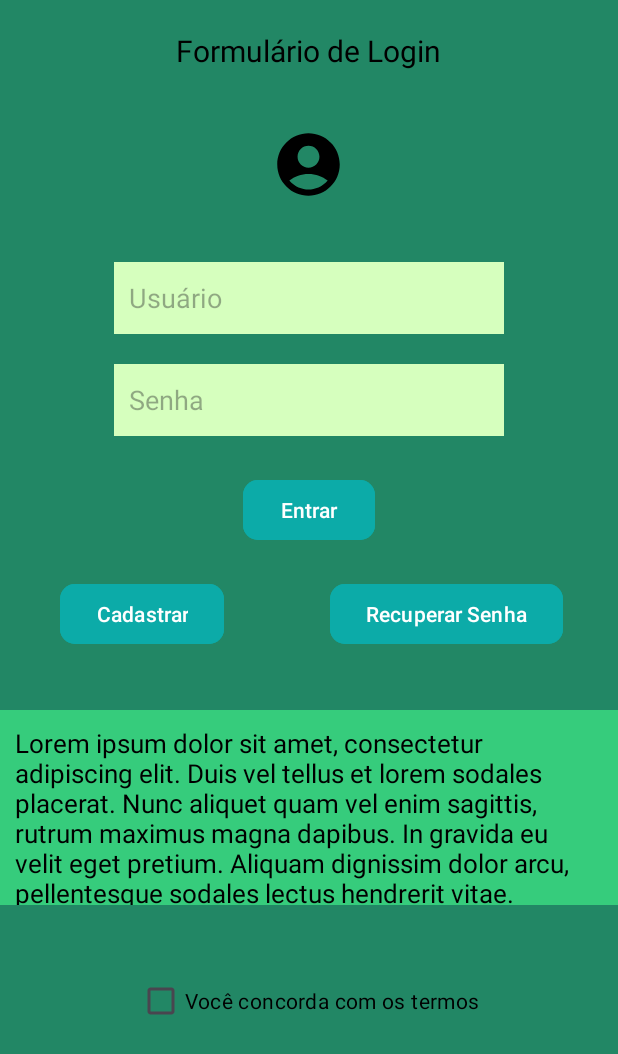
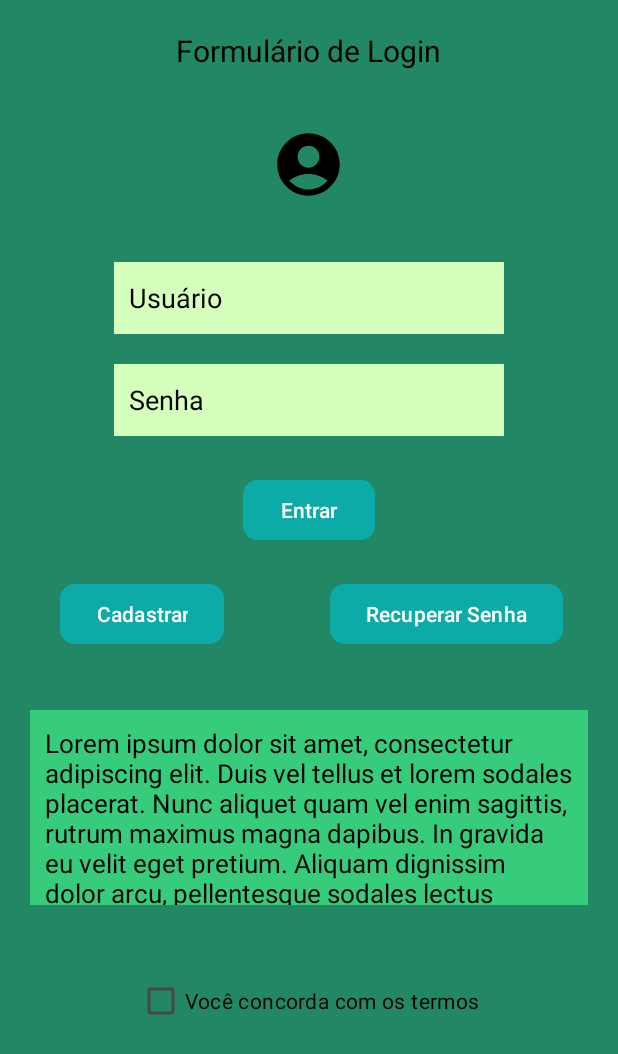
Before and after one commit to CaioPS03/AtividadeXML01, an Android app: the screen it shows after launch (MainActivity), on a phone screen of 412 x 824 dp. Shown: the top 1054 px of the screen. Run offline under Robolectric (Android 15) with nearby library versions, the phone set to English and light mode, and no system bars.

Commit message:
mudanças na main_activity

```diff
--- a/app/build.gradle.kts
+++ b/app/build.gradle.kts
@@ -34,7 +34,7 @@ android {
 
 dependencies {
 
-    implementation("androidx.core:core-ktx:1.12.0")
+    implementation("androidx.core:core-ktx:1.9.0")
     implementation("androidx.appcompat:appcompat:1.6.1")
     implementation("com.google.android.material:material:1.9.0")
     implementation("androidx.constraintlayout:constraintlayout:2.1.4")
--- a/app/src/main/java/com/example/myapplication/Icons.kt
+++ /dev/null
@@ -1,4 +0,0 @@
-package com.example.myapplication
-
-class Icons {
-}
--- a/app/src/main/res/layout/activity_main.xml
+++ b/app/src/main/res/layout/activity_main.xml
@@ -43,6 +43,8 @@
         android:paddingLeft="10dp"
         android:hint="@string/user"
         android:backgroundTint="@color/t_pallet4"
+        android:textColor="@color/black"
+        android:textColorHint="@color/black"
         />
 
     <EditText
@@ -56,6 +58,8 @@
         android:paddingLeft="10dp"
         android:hint="@string/password"
         android:backgroundTint="@color/t_pallet4"
+        android:textColor="@color/black"
+        android:textColorHint="@color/black"
         />
 
     <Button
@@ -100,6 +104,7 @@
         android:layout_height="130dp"
         android:layout_below="@id/forgot_password"
         android:layout_marginVertical="40dp"
+        android:layout_marginHorizontal="20dp"
         android:background="@color/t_pallet5">
 
         <LinearLayout
```
Also changed, not shown: app/src/main/java/com/example/myapplication/ShopActivity.kt (added, +11 -0 lines).
